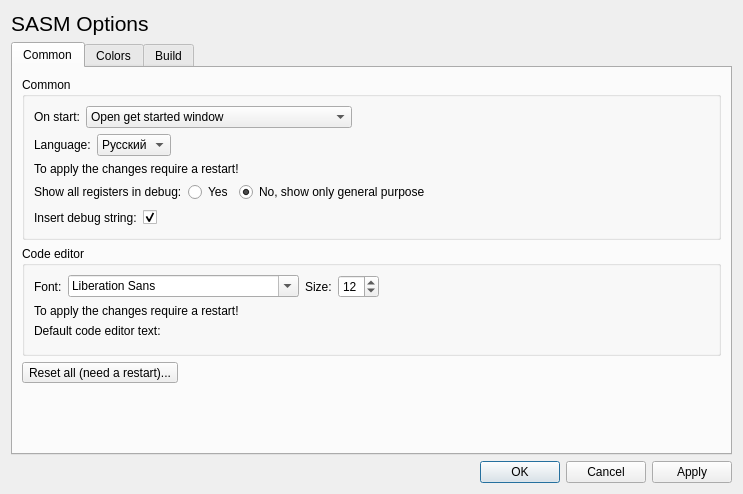
First picture: the form in settings.ui, repository Dman95/SASM, before the edit.
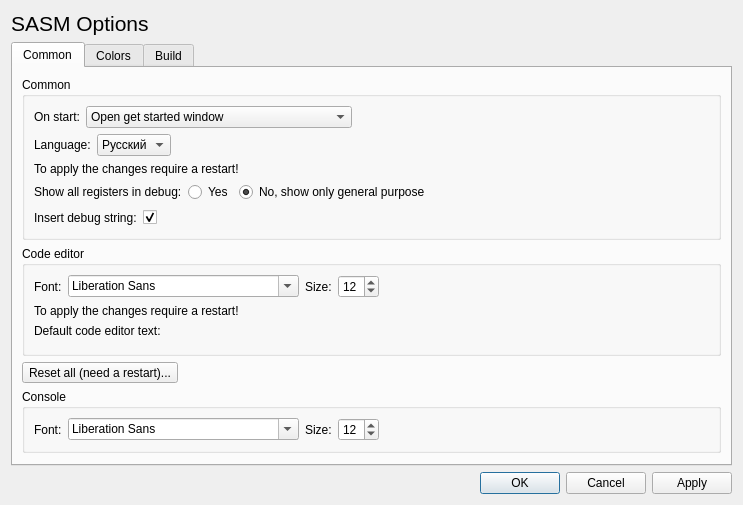
Second picture: the form after the edit.

Commit message: add go to line, console font, zoom in and out, program arguments

The edit to the form file:
```diff
--- a/settings.ui
+++ b/settings.ui
@@ -430,6 +430,75 @@
          </item>
         </layout>
        </item>
+       <item>
+        <widget class="QGroupBox" name="consoleSettings">
+         <property name="title">
+          <string>Console</string>
+         </property>
+         <layout class="QVBoxLayout" name="verticalLayout_7">
+          <item>
+           <layout class="QHBoxLayout" name="horizontalLayout_9">
+            <item>
+             <widget class="QLabel" name="fontLabel_3">
+              <property name="text">
+               <string>Font:</string>
+              </property>
+             </widget>
+            </item>
+            <item>
+             <widget class="QFontComboBox" name="consoleFontBox">
+              <property name="writingSystem">
+               <enum>QFontDatabase::Latin</enum>
+              </property>
+              <property name="fontFilters">
+               <set>QFontComboBox::AllFonts</set>
+              </property>
+              <property name="currentFont">
+               <font>
+                <family>Liberation Sans</family>
+                <pointsize>12</pointsize>
+               </font>
+              </property>
+             </widget>
+            </item>
+            <item>
+             <widget class="QLabel" name="fontSizeLabel_2">
+              <property name="text">
+               <string>Size:</string>
+              </property>
+             </widget>
+            </item>
+            <item>
+             <widget class="QSpinBox" name="consoleFontSizeSpinner">
+              <property name="minimum">
+               <number>5</number>
+              </property>
+              <property name="maximum">
+               <number>72</number>
+              </property>
+              <property name="value">
+               <number>12</number>
+              </property>
+             </widget>
+            </item>
+            <item>
+             <spacer name="horizontalSpacer_11">
+              <property name="orientation">
+               <enum>Qt::Horizontal</enum>
+              </property>
+              <property name="sizeHint" stdset="0">
+               <size>
+                <width>40</width>
+                <height>20</height>
+               </size>
+              </property>
+             </spacer>
+            </item>
+           </layout>
+          </item>
+         </layout>
+        </widget>
+       </item>
        <item>
         <spacer name="verticalSpacer">
          <property name="orientation">
```
The commit also changes 5 other files.
